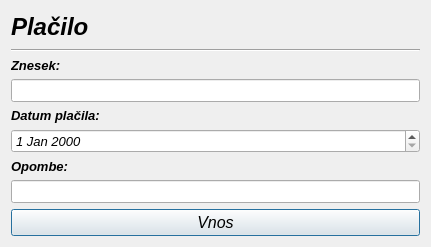
Qt form placiloracuna.ui (MaxMaxy/racun) before a commit.
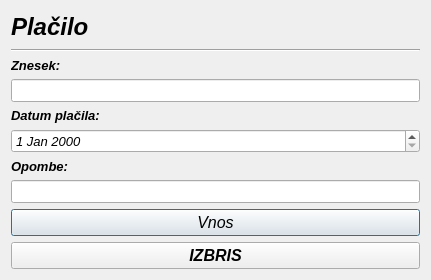
The same form after that commit.

What changed in the file:
```diff
--- a/placiloracuna.ui
+++ b/placiloracuna.ui
@@ -7,7 +7,7 @@
     <x>0</x>
     <y>0</y>
     <width>431</width>
-    <height>247</height>
+    <height>280</height>
    </rect>
   </property>
   <property name="font">
@@ -170,6 +170,20 @@
        </property>
       </widget>
      </item>
+     <item>
+      <widget class="QPushButton" name="pushButton_izbris">
+       <property name="font">
+        <font>
+         <pointsize>12</pointsize>
+         <weight>75</weight>
+         <bold>true</bold>
+        </font>
+       </property>
+       <property name="text">
+        <string>IZBRIS</string>
+       </property>
+      </widget>
+     </item>
     </layout>
    </item>
   </layout>
```
